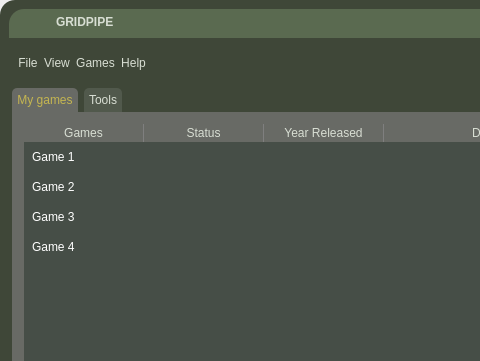
The window that UI/main_window.ui (Devrou4/Gridpipe) describes before a commit, drawn with Qt 5; both pictures show x 0 to 480 and y 0 to 361 of the 640 by 480 pixel window.
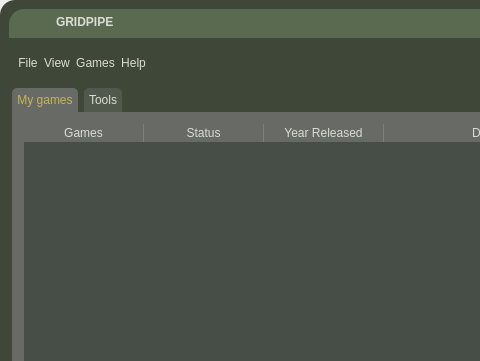
The same window after the commit. Icons and pictures are not drawn.

Commit message: The games now load from json and implemented simple downloading

Patch:
```diff
--- a/UI/main_window.ui
+++ b/UI/main_window.ui
@@ -345,26 +345,6 @@
           <attribute name="verticalHeaderHighlightSections">
            <bool>false</bool>
           </attribute>
-          <row>
-           <property name="text">
-            <string/>
-           </property>
-          </row>
-          <row>
-           <property name="text">
-            <string/>
-           </property>
-          </row>
-          <row>
-           <property name="text">
-            <string/>
-           </property>
-          </row>
-          <row>
-           <property name="text">
-            <string/>
-           </property>
-          </row>
           <column>
            <property name="text">
             <string>Games</string>
@@ -394,41 +374,6 @@
             <string>Developer</string>
            </property>
           </column>
-          <item row="0" column="0">
-           <property name="text">
-            <string>Game 1</string>
-           </property>
-          </item>
-          <item row="0" column="1">
-           <property name="text">
-            <string/>
-           </property>
-          </item>
-          <item row="0" column="3">
-           <property name="text">
-            <string/>
-           </property>
-          </item>
-          <item row="1" column="0">
-           <property name="text">
-            <string>Game 2</string>
-           </property>
-          </item>
-          <item row="1" column="1">
-           <property name="text">
-            <string/>
-           </property>
-          </item>
-          <item row="2" column="0">
-           <property name="text">
-            <string>Game 3</string>
-           </property>
-          </item>
-          <item row="3" column="0">
-           <property name="text">
-            <string>Game 4</string>
-           </property>
-          </item>
          </widget>
         </item>
        </layout>
```
The commit also changes 4 other files.
